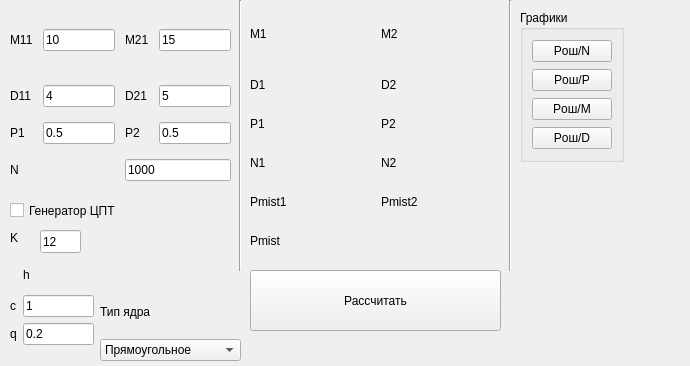
The window that frorm.ui (antonshilov/MAD3) describes before a commit, drawn with Qt 5.
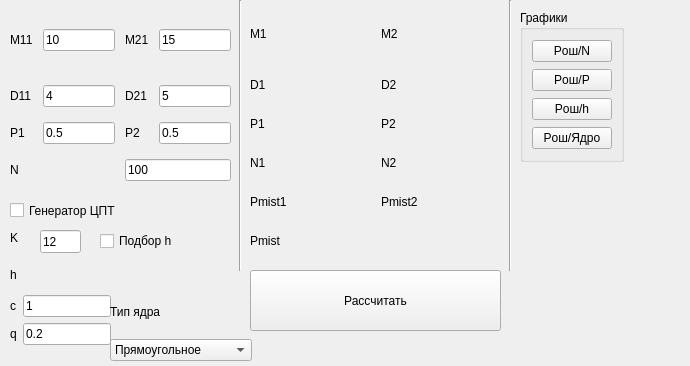
The same window after the commit.

Patch:
```diff
--- a/frorm.ui
+++ b/frorm.ui
@@ -67,7 +67,7 @@
     <item row="4" column="2" colspan="2">
      <widget class="QLineEdit" name="n">
       <property name="text">
-       <string>1000</string>
+       <string>100</string>
       </property>
      </widget>
     </item>
@@ -165,14 +165,14 @@
     <item>
      <widget class="QPushButton" name="graph_pmist_m_btn">
       <property name="text">
-       <string>Pош/M</string>
+       <string>Pош/h</string>
       </property>
      </widget>
     </item>
     <item>
      <widget class="QPushButton" name="graph_pmist_d_btn">
       <property name="text">
-       <string>Pош/D</string>
+       <string>Pош/Ядро</string>
       </property>
      </widget>
     </item>
@@ -439,7 +439,7 @@
     <rect>
      <x>10</x>
      <y>260</y>
-     <width>84</width>
+     <width>101</width>
      <height>85</height>
     </rect>
    </property>
@@ -473,7 +473,14 @@
      </widget>
     </item>
     <item row="0" column="1">
-     <widget class="QLabel" name="label_2">
+     <widget class="QLabel" name="h">
+      <property name="text">
+       <string/>
+      </property>
+     </widget>
+    </item>
+    <item row="0" column="0">
+     <widget class="QLabel" name="label_14">
       <property name="text">
        <string>h</string>
       </property>
@@ -484,9 +491,9 @@
   <widget class="QWidget" name="verticalLayoutWidget">
    <property name="geometry">
     <rect>
-     <x>100</x>
+     <x>110</x>
      <y>290</y>
-     <width>141</width>
+     <width>142</width>
      <height>71</height>
     </rect>
    </property>
@@ -529,6 +536,19 @@
     </item>
    </layout>
   </widget>
+  <widget class="QCheckBox" name="is_h_opt">
+   <property name="geometry">
+    <rect>
+     <x>100</x>
+     <y>230</y>
+     <width>97</width>
+     <height>22</height>
+    </rect>
+   </property>
+   <property name="text">
+    <string>Подбор h</string>
+   </property>
+  </widget>
  </widget>
  <resources/>
  <connections/>
```
